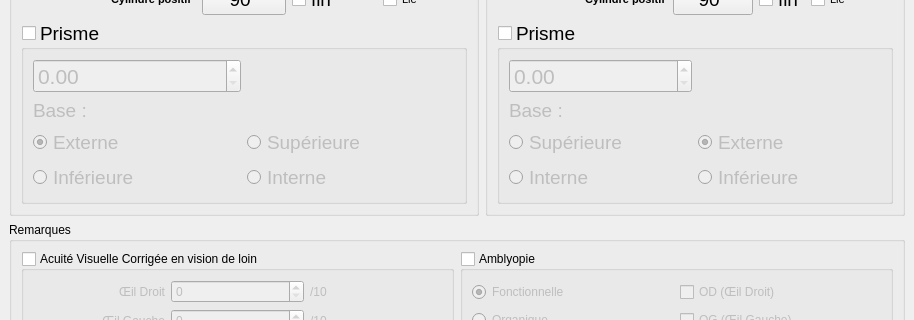
Above: chrysops.ui from Oripy/Chrysops before the change; both pictures show x 0 to 914 and y 326 to 646 of the 914 by 789 pixel window. Below: the same form after it.
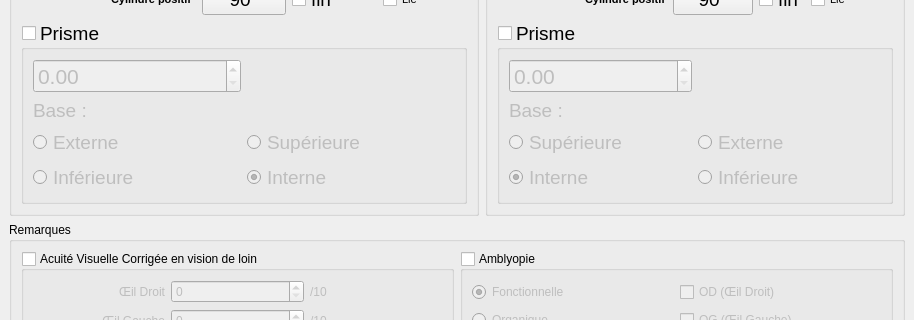
That is the form after the change. Custom widgets are drawn as their Qt base class.

What changed in the file:
```diff
--- a/chrysops.ui
+++ b/chrysops.ui
@@ -473,7 +473,7 @@
                <string>Externe</string>
               </property>
               <property name="checked">
-               <bool>true</bool>
+               <bool>false</bool>
               </property>
              </widget>
             </item>
@@ -518,6 +518,9 @@
               <property name="text">
                <string>Interne</string>
               </property>
+              <property name="checked">
+               <bool>true</bool>
+              </property>
              </widget>
             </item>
            </layout>
@@ -743,7 +746,7 @@
                <string>Externe</string>
               </property>
               <property name="checked">
-               <bool>true</bool>
+               <bool>false</bool>
               </property>
              </widget>
             </item>
@@ -763,9 +766,15 @@
             </item>
             <item row="3" column="0">
              <widget class="QRadioButton" name="lInternalRadio">
+              <property name="enabled">
+               <bool>false</bool>
+              </property>
               <property name="text">
                <string>Interne</string>
               </property>
+              <property name="checked">
+               <bool>true</bool>
+              </property>
              </widget>
             </item>
             <item row="3" column="1">
```
